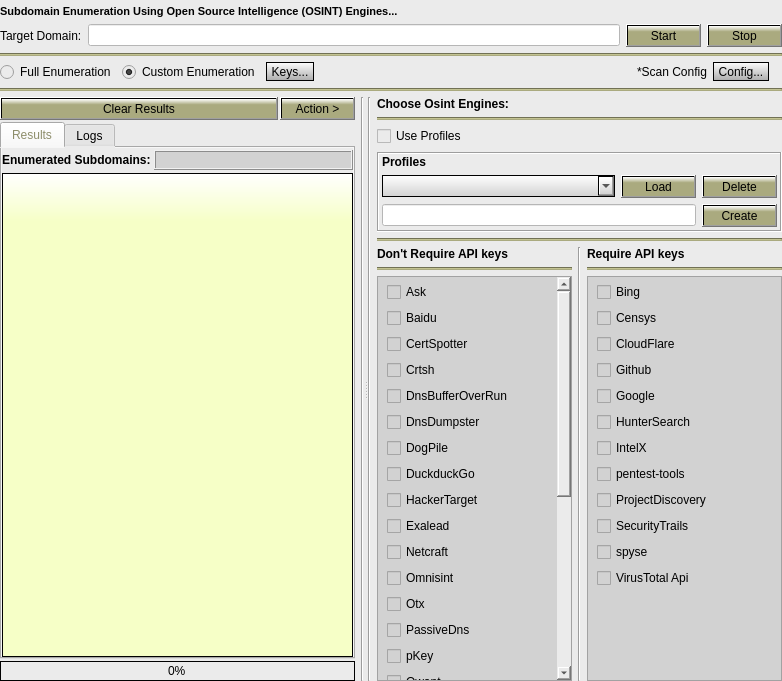
Before: the Qt Designer form Gui/src/OsintTab/Osint.ui in 3nock/OTE, drawn with Qt 5.
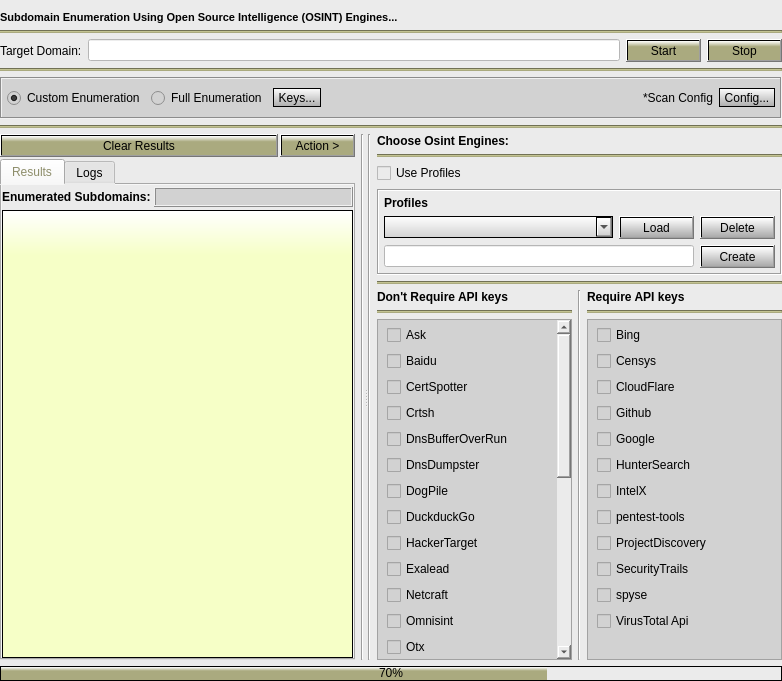
After: the same form once the commit is applied.

```diff
--- a/Gui/src/OsintTab/Osint.ui
+++ b/Gui/src/OsintTab/Osint.ui
@@ -17,19 +17,18 @@
    <string notr="true">background-color: rgb(235, 235, 235);
 </string>
   </property>
+  <layout class="QVBoxLayout" name="verticalLayout_17">
+   <property name="leftMargin">
+    <number>0</number>
+   </property>
+   <property name="rightMargin">
+    <number>0</number>
+   </property>
+   <property name="bottomMargin">
+    <number>0</number>
+   </property>
+   <item>
   <layout class="QVBoxLayout" name="verticalLayout_15">
-   <property name="leftMargin">
-    <number>0</number>
-   </property>
-   <property name="topMargin">
-    <number>5</number>
-   </property>
-   <property name="rightMargin">
-    <number>0</number>
-   </property>
-   <property name="bottomMargin">
-    <number>0</number>
-   </property>
    <item>
     <widget class="QLabel" name="label_5">
      <property name="sizePolicy">
@@ -52,6 +51,18 @@
     </widget>
    </item>
    <item>
+      <widget class="Line" name="line_8">
+       <property name="styleSheet">
+        <string notr="true">background-color: rgb(170, 170, 127);</string>
+       </property>
+       <property name="orientation">
+        <enum>Qt::Horizontal</enum>
+       </property>
+      </widget>
+     </item>
+    </layout>
+   </item>
+   <item>
     <layout class="QVBoxLayout" name="verticalLayout_4">
      <item>
       <layout class="QHBoxLayout" name="horizontalLayout_4">
@@ -137,14 +148,29 @@
    <item>
     <layout class="QVBoxLayout" name="verticalLayout_5">
      <item>
+      <widget class="QFrame" name="frame">
+       <property name="sizePolicy">
+        <sizepolicy hsizetype="Preferred" vsizetype="Maximum">
+         <horstretch>0</horstretch>
+         <verstretch>0</verstretch>
+        </sizepolicy>
+       </property>
+       <property name="styleSheet">
+        <string notr="true">background-color: rgb(210, 210, 210);</string>
+       </property>
+       <property name="frameShape">
+        <enum>QFrame::Box</enum>
+       </property>
+       <property name="frameShadow">
+        <enum>QFrame::Sunken</enum>
+       </property>
       <layout class="QHBoxLayout" name="horizontalLayout_6">
-       <item>
-        <widget class="QRadioButton" name="radioButton_fullScan">
-         <property name="text">
-          <string>Full Enumeration</string>
-         </property>
-        </widget>
-       </item>
+        <property name="leftMargin">
+         <number>5</number>
+        </property>
+        <property name="rightMargin">
+         <number>5</number>
+        </property>
        <item>
         <widget class="QRadioButton" name="radioButton_customScan">
          <property name="text">
@@ -155,6 +181,13 @@
          </property>
         </widget>
        </item>
+        <item>
+         <widget class="QRadioButton" name="radioButton_fullScan">
+          <property name="text">
+           <string>Full Enumeration</string>
+          </property>
+         </widget>
+        </item>
        <item>
         <widget class="QToolButton" name="toolButton_keys">
          <property name="minimumSize">
@@ -220,23 +253,8 @@
          </property>
         </widget>
        </item>
-       <item>
-        <spacer name="horizontalSpacer_2">
-         <property name="orientation">
-          <enum>Qt::Horizontal</enum>
-         </property>
-         <property name="sizeType">
-          <enum>QSizePolicy::Fixed</enum>
-         </property>
-         <property name="sizeHint" stdset="0">
-          <size>
-           <width>13</width>
-           <height>20</height>
-          </size>
-         </property>
-        </spacer>
-       </item>
-      </layout>
+       </layout>
+      </widget>
      </item>
      <item>
       <widget class="Line" name="line">
@@ -538,36 +556,6 @@
            </widget>
           </widget>
          </item>
-         <item>
-          <widget class="QProgressBar" name="progressBar">
-           <property name="minimumSize">
-            <size>
-             <width>0</width>
-             <height>20</height>
-            </size>
-           </property>
-           <property name="maximumSize">
-            <size>
-             <width>16777215</width>
-             <height>20</height>
-            </size>
-           </property>
-           <property name="styleSheet">
-            <string notr="true">QProgressBar::chunk {
-    background-color: qlineargradient(x1: 0, y1: 0, x2: 0, y2: 1, stop: 0 white, stop: 0.3 rgb(170, 170, 127));
-}
-
-QProgressBar {
-    border: 1px solid black;
-    /*border-radius: 5px;*/
-    text-align: center;
-}</string>
-           </property>
-           <property name="value">
-            <number>0</number>
-           </property>
-          </widget>
-         </item>
         </layout>
        </item>
        <item>
@@ -646,16 +634,16 @@
            </property>
            <layout class="QVBoxLayout" name="verticalLayout_7">
             <property name="leftMargin">
-             <number>3</number>
+             <number>5</number>
             </property>
             <property name="topMargin">
-             <number>1</number>
+             <number>5</number>
             </property>
             <property name="rightMargin">
-             <number>3</number>
+             <number>5</number>
             </property>
             <property name="bottomMargin">
-             <number>3</number>
+             <number>5</number>
             </property>
             <item>
              <widget class="QLabel" name="label_2">
@@ -719,7 +707,7 @@
                  </size>
                 </property>
                 <property name="styleSheet">
-                 <string notr="true">background-color: qlineargradient(x1: 0, y1: 0, x2: 0, y2: 1, stop: 0 white, stop: 0.3 rgb(170, 170, 127));</string>
+                 <string notr="true">background-color: qlineargradient(x1: 0, y1: 0, x2: 0, y2: 1.5, stop: 0 white, stop: 1 grey);</string>
                 </property>
                 <property name="text">
                  <string>Load</string>
@@ -753,7 +741,7 @@
                  <number>-1</number>
                 </property>
                 <property name="styleSheet">
-                 <string notr="true">background-color: qlineargradient(x1: 0, y1: 0, x2: 0, y2: 1, stop: 0 white, stop: 0.3 rgb(170, 170, 127));</string>
+                 <string notr="true">background-color: qlineargradient(x1: 0, y1: 0, x2: 0, y2: 1.5, stop: 0 white, stop: 1 grey);</string>
                 </property>
                 <property name="text">
                  <string>Delete</string>
@@ -792,7 +780,7 @@
                  </size>
                 </property>
                 <property name="styleSheet">
-                 <string notr="true">background-color: qlineargradient(x1: 0, y1: 0, x2: 0, y2: 1, stop: 0 white, stop: 0.3 rgb(170, 170, 127));</string>
+                 <string notr="true">background-color: qlineargradient(x1: 0, y1: 0, x2: 0, y2: 1.5, stop: 0 white, stop: 1 grey);</string>
                 </property>
                 <property name="text">
                  <string>Create</string>
@@ -1334,6 +1322,36 @@
      </widget>
     </widget>
    </item>
+   <item>
+    <widget class="QProgressBar" name="progressBar">
+     <property name="minimumSize">
+      <size>
+       <width>0</width>
+       <height>15</height>
+      </size>
+     </property>
+     <property name="maximumSize">
+      <size>
+       <width>16777215</width>
+       <height>15</height>
+      </size>
+     </property>
+     <property name="styleSheet">
+      <string notr="true">QProgressBar::chunk {
+    background-color: qlineargradient(x1: 0, y1: 0, x2: 0, y2: 1, stop: 0 white, stop: 0.3 rgb(170, 170, 127));
+}
+
+QProgressBar {
+    border: 1px solid black;
+    /*border-radius: 5px;*/
+    text-align: center;
+}</string>
+     </property>
+     <property name="value">
+      <number>70</number>
+     </property>
+    </widget>
+   </item>
   </layout>
  </widget>
  <tabstops>
```
Left out of the diff: 1 changed line with no effect on the pictures. Lines whose indentation alone changed are shown as unchanged.
